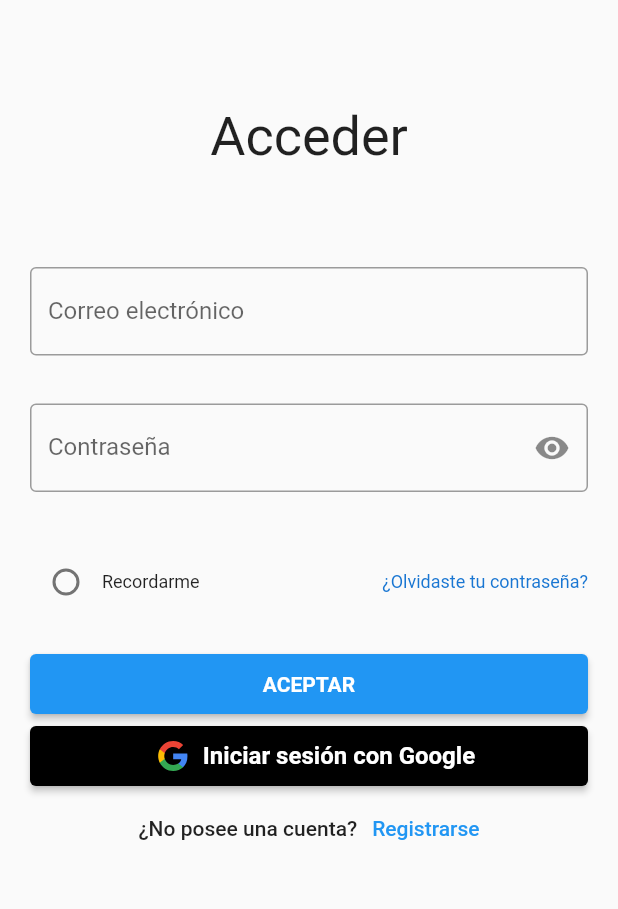
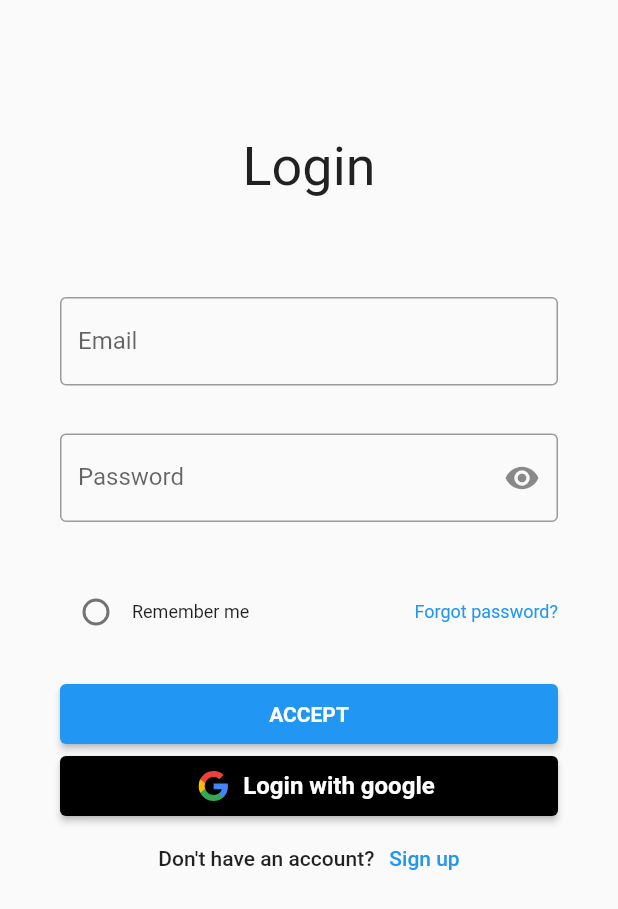
Before and after one commit to Binaretech/classroom-mobile, a Flutter app: the screen it shows after launch, on a phone screen of 412 x 824 dp. Shown: the top 909 px of the screen. Run offline on Flutter 3.47's test engine with Material 2 defaults, Android fonts, the phone set to English and light mode, and no system bars; our stand-ins replace bloc, equatable, flutter_bloc, flutter_dotenv, flutter_svg, google_sign_in and 2 more; network calls fail.

Commit message:
added google auth

```diff
--- a/lib/app.dart
+++ b/lib/app.dart
@@ -1,4 +1,4 @@
-import 'dart:convert';
+import 'dart:io';
 
 import 'package:classroom_mobile/bloc/authentication/authentication_bloc.dart';
 import 'package:classroom_mobile/bloc/user/user_bloc.dart';
@@ -11,8 +11,8 @@ import 'package:classroom_mobile/modules/home/home.dart';
 import 'package:classroom_mobile/repository/auth_repository.dart';
 import 'package:classroom_mobile/repository/class_repository.dart';
 import 'package:classroom_mobile/repository/user_repository.dart';
+import 'package:classroom_mobile/widgets/locale_listener.dart';
 import 'package:flutter/material.dart';
-import 'package:flutter_bloc/flutter_bloc.dart';
 import 'package:flutter_localizations/flutter_localizations.dart';
 
 class App extends StatelessWidget {
@@ -24,6 +24,7 @@ class App extends StatelessWidget {
     this.token,
     this.user,
   }) : super(key: key);
+
   Widget _buildApp(BuildContext context, ConfigurationState config,
       AuthenticationState auth) {
     return MaterialApp(
@@ -58,52 +59,8 @@ class App extends StatelessWidget {
     );
   }
 
-  List<BlocProvider> _blocProviders() {
-    return [
-      BlocProvider<AuthenticationBloc>(
-        create: (_) => AuthenticationBloc(token: token),
-      ),
-      BlocProvider<ConfigurationBloc>(
-        create: (_) => ConfigurationBloc(),
-      ),
-      BlocProvider<UserBloc>(
-        create: (_) => UserBloc(user: user),
-      ),
-    ];
-  }
-
-  Widget _blocBuilders({
-    required BuildContext context,
-    required Widget Function(
-      BuildContext,
-      ConfigurationState,
-      AuthenticationState,
-    )
-        builder,
-  }) {
-    return BlocBuilder<ConfigurationBloc, ConfigurationState>(
-      bloc: BlocProvider.of<ConfigurationBloc>(context),
-      builder: (BuildContext context, ConfigurationState config) {
-        return BlocBuilder<AuthenticationBloc, AuthenticationState>(
-          bloc: BlocProvider.of<AuthenticationBloc>(context),
-          builder: (BuildContext context, AuthenticationState auth) {
-            return builder(context, config, auth);
-          },
-        );
-      },
-    );
-  }
-
   @override
   Widget build(BuildContext context) {
-    return MultiBlocProvider(
-      providers: _blocProviders(),
-      child: Builder(
-        builder: (context) => _blocBuilders(
-          context: context,
-          builder: _buildApp,
-        ),
-      ),
-    );
+    return AppBlocBuilder(builder: _buildApp);
   }
 }
--- a/lib/bloc/configuration/configuration_bloc.dart
+++ b/lib/bloc/configuration/configuration_bloc.dart
@@ -1,3 +1,5 @@
+import 'dart:io';
+
 import 'package:bloc/bloc.dart';
 import 'package:equatable/equatable.dart';
 import 'package:flutter/material.dart';
@@ -6,5 +8,5 @@ part 'configuration_event.dart';
 part 'configuration_state.dart';
 
 class ConfigurationBloc extends Bloc<ConfigurationEvent, ConfigurationState> {
-  ConfigurationBloc() : super(const ConfigurationState());
+  ConfigurationBloc() : super(ConfigurationState());
 }
--- a/lib/bloc/configuration/configuration_state.dart
+++ b/lib/bloc/configuration/configuration_state.dart
@@ -4,9 +4,10 @@ class ConfigurationState extends Equatable {
   final Locale locale;
   final ThemeMode themeMode;
 
-  const ConfigurationState(
-      {this.locale = const Locale('es'), this.themeMode = ThemeMode.system});
-
+  ConfigurationState({
+    Locale? locale,
+    this.themeMode = ThemeMode.system,
+  }) : locale = locale ?? Locale(Platform.localeName);
   @override
   List<Object> get props => [locale.languageCode, themeMode];
 }
--- a/lib/config/config.dart
+++ b/lib/config/config.dart
@@ -4,4 +4,6 @@ class Config {
   static bool get useHttps => dotenv.env['USE_HTTPS'] == 'true';
 
   static String get domain => dotenv.env['DOMAIN']!;
+
+  static String get googleClientId => dotenv.env['GOOGLE_CLIENT_ID']!;
 }
--- a/lib/http/request.dart
+++ b/lib/http/request.dart
@@ -33,6 +33,7 @@ class Request {
     try {
       final Map<String, String> requestHeaders = {}
         ..addAll(_token != null ? {'Authorization': 'Bearer $_token'} : {})
+        ..addAll({'Content-Type': 'application/json'})
         ..addAll(headers);
 
       final res = await _client.post(formatUri(path),
--- a/lib/lang/en/en.dart
+++ b/lib/lang/en/en.dart
@@ -3,7 +3,7 @@ part 'views.dart';
 part 'messages.dart';
 part 'validation.dart';
 
-final Map<String, dynamic> es = {
+final Map<String, dynamic> en = {
   'attributes': _attributes,
   'views': _views,
   'messages': _messages,
--- a/lib/lang/lang.dart
+++ b/lib/lang/lang.dart
@@ -1,11 +1,13 @@
 import 'package:classroom_mobile/lang/es/es.dart';
+import 'package:classroom_mobile/lang/en/en.dart';
 import 'package:flutter/material.dart';
 
 final _store = {
   'es': es,
+  'en': en,
 };
 
-const allowedLocales = ['es'];
+const allowedLocales = ['es', 'en'];
 
 /// Handles the localization of the app based on the device's locale and the available translations.
 /// The translations are stored in a map, where the key is the locale and the value is the map of translations.
@@ -22,13 +24,15 @@ class Lang {
   /// Returns the translation for the given translation string. If the translation is not found, the string is returned
   String trans(String text,
       {bool capitalize = false, Map<String, String> replace = const {}}) {
-    if (!allowedLocales.contains(locale.languageCode)) {
+    final lang = locale.toLanguageTag();
+
+    if (!allowedLocales.contains(lang)) {
       return text;
     }
 
     final split = text.split('.');
 
-    dynamic message = _store[locale.languageCode];
+    dynamic message = _store[lang];
 
     for (final part in split) {
       if (!(message?.containsKey(part) ?? false)) {
--- a/lib/modules/auth/login.dart
+++ b/lib/modules/auth/login.dart
@@ -21,10 +21,10 @@ class Login extends StatefulWidget {
   const Login({Key? key, required this.repository}) : super(key: key);
 
   @override
-  _LoginState createState() => _LoginState();
+  LoginState createState() => LoginState();
 }
 
-class _LoginState extends State<Login> {
+class LoginState extends State<Login> {
   final _formKey = GlobalKey<FormState>();
   final LoginData _loginData = LoginData();
 
@@ -182,7 +182,7 @@ class _LoginState extends State<Login> {
             children: [
               isLoading ? const LinearProgressIndicator() : Container(),
               Padding(
-                padding: const EdgeInsets.all(20.0),
+                padding: const EdgeInsets.all(40.0),
                 child: Column(
                   children: [
                     AuthTitle(
@@ -202,7 +202,7 @@ class _LoginState extends State<Login> {
                             lang.trans('views.login.forgot_password'),
                             style: TextStyle(
                               fontSize: 12.0,
-                              color: Theme.of(context).primaryColorDark,
+                              color: Theme.of(context).colorScheme.primary,
                             ),
                           ),
                         ],
@@ -210,16 +210,18 @@ class _LoginState extends State<Login> {
                     ),
                     ElevatedButton(
                       onPressed: isLoading ? null : submit(),
+                      style: ElevatedButton.styleFrom(
+                        minimumSize: const Size.fromHeight(40.0),
+                      ),
                       child: Text(
                         lang.trans('messages.accept').toUpperCase(),
                         style: const TextStyle(
                             fontWeight: FontWeight.w700, fontSize: 14.0),
                       ),
-                      style: ElevatedButton.styleFrom(
-                        minimumSize: const Size.fromHeight(40.0),
-                      ),
                     ),
-                    GoogleSignInButton(),
+                    GoogleSignInButton(
+                      authRepository: widget.repository,
+                    ),
                     registerLink(),
                   ],
                 ),
--- a/lib/modules/auth/register.dart
+++ b/lib/modules/auth/register.dart
@@ -188,7 +188,7 @@ class _RegisterState extends State<Register> {
             children: [
               isLoading ? const LinearProgressIndicator() : Container(),
               Padding(
-                padding: const EdgeInsets.all(20.0),
+                padding: const EdgeInsets.all(40.0),
                 child: Column(
                   children: [
                     AuthTitle(
@@ -215,7 +215,9 @@ class _RegisterState extends State<Register> {
                         minimumSize: const Size.fromHeight(40.0),
                       ),
                     ),
-                    GoogleSignInButton(),
+                    GoogleSignInButton(
+                      authRepository: widget.repository,
+                    ),
                     loginLink(),
                   ],
                 ),
--- a/lib/modules/auth/widgets/google_sign_in_button.dart
+++ b/lib/modules/auth/widgets/google_sign_in_button.dart
@@ -1,30 +1,53 @@
+import 'package:classroom_mobile/bloc/authentication/authentication_bloc.dart';
+import 'package:classroom_mobile/config/config.dart';
+import 'package:classroom_mobile/repository/auth_repository.dart';
 import 'package:flutter/material.dart';
 import 'package:classroom_mobile/lang/lang.dart';
 import 'package:flutter_svg/flutter_svg.dart';
 import 'package:google_sign_in/google_sign_in.dart';
+import 'package:flutter_bloc/flutter_bloc.dart';
 
 class GoogleSignInButton extends StatelessWidget {
-  final googleSignin = GoogleSignIn(scopes: [
-    'email',
-    'profile',
-  ]);
+  final googleSignin = GoogleSignIn(
+    clientId: Config.googleClientId,
+    scopes: ['email', "https://www.googleapis.com/auth/userinfo.profile"],
+  );
 
-  GoogleSignInButton({Key? key}) : super(key: key);
+  final AuthRepository authRepository;
+
+  GoogleSignInButton({Key? key, required this.authRepository})
+      : super(key: key);
+
+  void onPressed(BuildContext context) {
+    googleSignin.signIn().then((value) async {
+      if (value == null) return;
+
+      final auth = await value.authentication;
+      final idToken = auth.idToken;
+
+      if (idToken == null) return;
+
+      authRepository.googleSignIn(idToken: idToken).then((value) {
+        context
+            .read<AuthenticationBloc>()
+            .add(AuthenticateUser(value.token.accessToken));
+
+        Navigator.restorablePushNamedAndRemoveUntil(
+            context, '/', (route) => false);
+      });
+    });
+  }
 
   @override
   Widget build(BuildContext context) {
     final lang = Lang.of(context);
 
     return ElevatedButton(
-      onPressed: () {
-        googleSignin.signIn().then((value) {
-          print(value);
-        }).catchError(
-          (error) {
-            print(error);
-          },
-        );
-      },
+      onPressed: () => onPressed(context),
+      style: ElevatedButton.styleFrom(
+        primary: Colors.black,
+        minimumSize: const Size.fromHeight(40.0),
+      ),
       child: Row(
         mainAxisAlignment: MainAxisAlignment.center,
         children: [
@@ -42,10 +65,6 @@ class GoogleSignInButton extends StatelessWidget {
           ),
         ],
       ),
-      style: ElevatedButton.styleFrom(
-        primary: Colors.black,
-        minimumSize: const Size.fromHeight(40.0),
-      ),
     );
   }
 }
--- a/lib/modules/home/home.dart
+++ b/lib/modules/home/home.dart
@@ -17,10 +17,10 @@ class Home extends StatefulWidget {
   }) : super(key: key);
 
   @override
-  _HomeState createState() => _HomeState();
+  HomeState createState() => HomeState();
 }
 
-class _HomeState extends State<Home> {
+class HomeState extends State<Home> {
   bool loading = true;
 
   @override
--- /dev/null
+++ b/lib/widgets/locale_listener.dart
@@ -0,0 +1,68 @@
+import 'package:classroom_mobile/models/user.dart';
+import 'package:flutter/material.dart';
+import 'package:flutter_bloc/flutter_bloc.dart';
+
+import 'package:classroom_mobile/bloc/authentication/authentication_bloc.dart';
+import 'package:classroom_mobile/bloc/configuration/configuration_bloc.dart';
+import 'package:classroom_mobile/bloc/user/user_bloc.dart';
+
+class AppBlocBuilder extends StatelessWidget {
+  final String? token;
+  final User? user;
+  final Widget Function(BuildContext, ConfigurationState, AuthenticationState)
+      builder;
+
+  const AppBlocBuilder({
+    Key? key,
+    this.token,
+    this.user,
+    required this.builder,
+  }) : super(key: key);
+
+  Widget _blocBuilders({
+    required BuildContext context,
+    required Widget Function(
+      BuildContext,
+      ConfigurationState,
+      AuthenticationState,
+    )
+        builder,
+  }) {
+    return BlocBuilder<ConfigurationBloc, ConfigurationState>(
+      bloc: BlocProvider.of<ConfigurationBloc>(context),
+      builder: (BuildContext context, ConfigurationState config) {
+        return BlocBuilder<AuthenticationBloc, AuthenticationState>(
+          bloc: BlocProvider.of<AuthenticationBloc>(context),
+          builder: (BuildContext context, AuthenticationState auth) {
+            return builder(context, config, auth);
+          },
+        );
+      },
+    );
+  }
+
+  List<BlocProvider> _blocProviders() {
+    return [
+      BlocProvider<AuthenticationBloc>(
+        create: (_) => AuthenticationBloc(token: token),
+      ),
+      BlocProvider<ConfigurationBloc>(create: (_) => ConfigurationBloc()),
+      BlocProvider<UserBloc>(
+        create: (_) => UserBloc(user: user),
+      ),
+    ];
+  }
+
+  @override
+  Widget build(BuildContext context) {
+    return MultiBlocProvider(
+      providers: _blocProviders(),
+      child: Builder(
+        builder: (context) => _blocBuilders(
+          context: context,
+          builder: builder,
+        ),
+      ),
+    );
+  }
+}
```
Also changed, not shown: lib/repository/auth_repository.dart (+13 -6 lines), lib/utils/helpers.dart (added, +11 -0 lines), lib/widgets/app_drawer.dart (+6 -1 lines), pubspec.yaml (+10 -12 lines), pubspec.lock, 1 other file.
